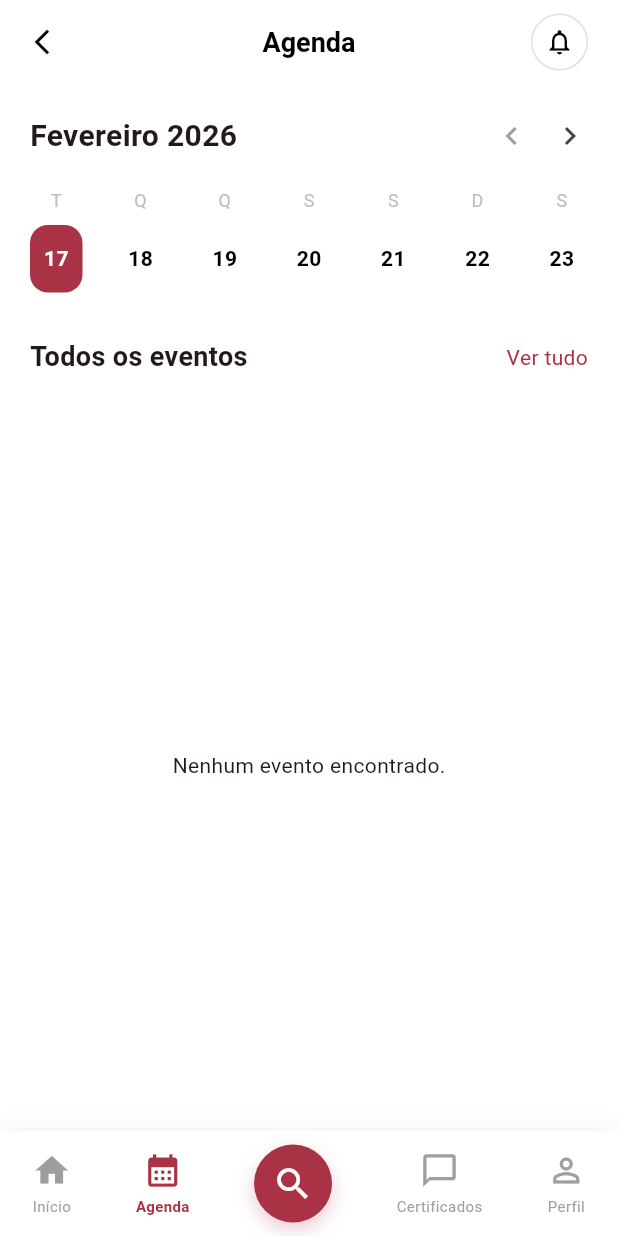
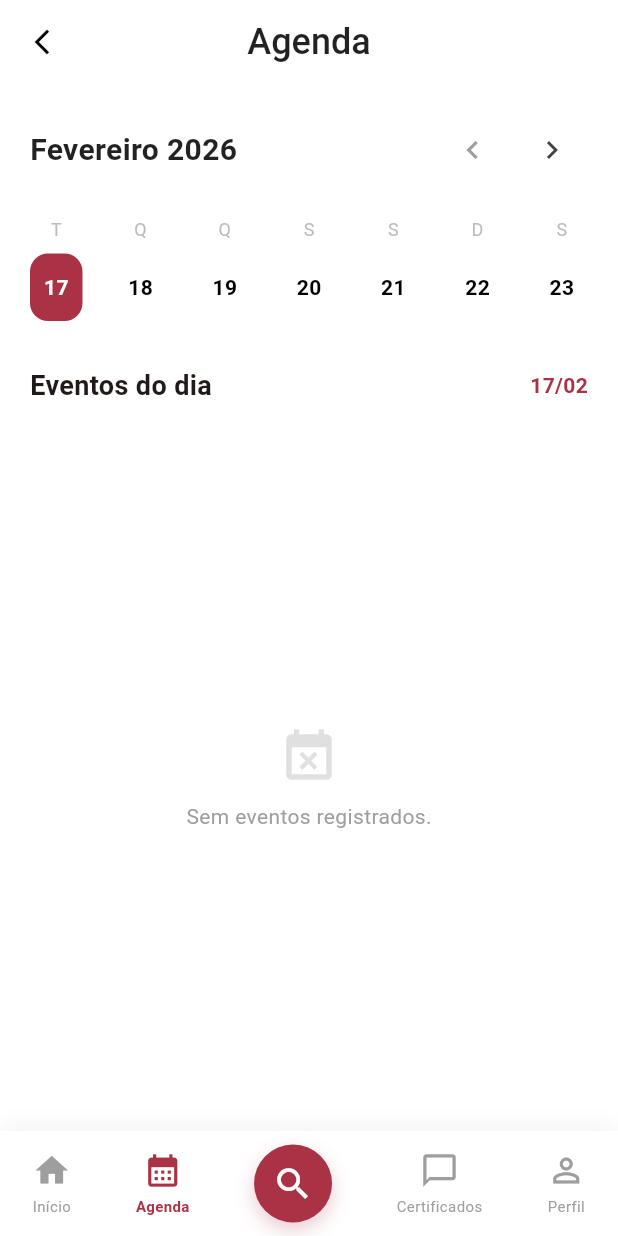
Before and after one commit to victoriacarvalho/secomp_app, a Flutter app: the screen it shows once a user with an empty profile is signed in, item 2 of the bottom bar chosen, on a phone screen of 412 x 824 dp. Run offline on Flutter 3.47's test engine with Material 3 defaults, Android fonts, the light colour scheme and no system bars; our stand-ins replace cloud_firestore, firebase_auth, firebase_core, image_picker; accounts and stored records are empty; Roboto replaces fonts that are missing (Times New Roman).

Commit message:
refactor AgendaScreen: add anti-stretch scroll, filtered event stream, and real-time UI updates

```diff
--- a/lib/screens/diary_screen.dart
+++ b/lib/screens/diary_screen.dart
@@ -1,7 +1,7 @@
 import 'package:flutter/material.dart';
 import 'package:intl/intl.dart';
+import 'package:intl/date_symbol_data_local.dart';
 import 'package:cloud_firestore/cloud_firestore.dart';
-import 'dart:io';
 import '../servicos/autenticacao_servico.dart';
 import 'event_detail_screen.dart';
 import 'home_screen.dart';
@@ -17,63 +17,57 @@ class _AgendaScreenState extends State<AgendaScreen> {
   final AutenticacaoServico _authService = AutenticacaoServico();
   final Color primaryColor = const Color(0xFFA93244);
 
-
-  late DateTime _dataHoje;
-  List<DateTime> _diasDaSemana = [];
-  int _diaSelecionadoIndex = 0;
+  // Controle de datas para a tira de dias
+  late DateTime _dataInicialSemana;
+  late DateTime _diaSelecionado;
 
   @override
   void initState() {
     super.initState();
-    _inicializarCalendario();
+    initializeDateFormatting('pt_BR', null);
+
+    DateTime hoje = DateTime.now();
+    _dataInicialSemana = hoje;
+    _diaSelecionado = hoje;
   }
 
-  void _inicializarCalendario() {
-    _dataHoje = DateTime.now();
-    _diasDaSemana = [];
-
-
-    for (int i = 0; i < 7; i++) {
-      _diasDaSemana.add(_dataHoje.add(Duration(days: i)));
+  // Navegação entre semanas
+  void _mudarSemana(int semanas) {
+    setState(() {
+      _dataInicialSemana = _dataInicialSemana.add(Duration(days: 7 * semanas));
+    });
   }
-  }
-
 
   String _capitalizar(String texto) {
     if (texto.isEmpty) return texto;
     return texto[0].toUpperCase() + texto.substring(1);
   }
 
+  bool _isSameDay(DateTime a, DateTime b) {
+    return a.year == b.year && a.month == b.month && a.day == b.day;
+  }
+
   @override
   Widget build(BuildContext context) {
-
-    String mesAnoAtual = DateFormat("MMMM yyyy", "pt_BR").format(_diasDaSemana[_diaSelecionadoIndex]);
+    String mesAnoAtual = DateFormat("MMMM yyyy", "pt_BR").format(_dataInicialSemana);
     mesAnoAtual = _capitalizar(mesAnoAtual);
 
     return Scaffold(
       backgroundColor: Colors.white,
+      bottomNavigationBar: const CustomBottomBar(activeIndex: 1),
       appBar: AppBar(
-        backgroundColor: Colors.transparent,
+        backgroundColor: Colors.white,
         elevation: 0,
         centerTitle: true,
         leading: IconButton(
           icon: const Icon(Icons.arrow_back_ios_new, size: 20, color: Colors.black),
-          onPressed: () {
-
-            Navigator.pushReplacement(context, MaterialPageRoute(builder: (context) => const HomeScreen()));
-          },
+          onPressed: () => Navigator.pushReplacement(context, MaterialPageRoute(builder: (context) => const HomeScreen())),
         ),
-        title: const Text("Agenda", style: TextStyle(fontWeight: FontWeight.bold, fontSize: 18, color: Colors.black)),
-        actions: [
-          Container(
-            margin: const EdgeInsets.only(right: 20),
-            padding: const EdgeInsets.all(8),
-            decoration: BoxDecoration(shape: BoxShape.circle, border: Border.all(color: Colors.grey.shade300)),
-            child: const Icon(Icons.notifications_none, size: 20, color: Colors.black),
-          )
-        ],
+        title: const Text(
+          "Agenda",
+          style: TextStyle(fontFamily: 'Times New Roman', fontWeight: FontWeight.w500, fontSize: 24, color: Colors.black87)
         ),
-      bottomNavigationBar: const CustomBottomBar(activeIndex: 1),
+      ),
 
       body: Padding(
         padding: const EdgeInsets.symmetric(horizontal: 20.0),
@@ -82,16 +76,16 @@ class _AgendaScreenState extends State<AgendaScreen> {
           children: [
             const SizedBox(height: 20),
 
-            // 1. CALENDÁRIO
+            // 1. Cabeçalho do Calendário e Controles
             Row(
               mainAxisAlignment: MainAxisAlignment.spaceBetween,
               children: [
-                Text(mesAnoAtual, style: const TextStyle(fontSize: 20, fontWeight: FontWeight.bold)),
+                Text(mesAnoAtual, style: const TextStyle(fontSize: 20, fontWeight: FontWeight.bold, color: Colors.black87)),
                 Row(
                   children: [
-                    const Icon(Icons.chevron_left, color: Colors.grey),
-                    const SizedBox(width: 15),
-                    Icon(Icons.chevron_right, color: Colors.grey[800]),
+                    IconButton(icon: const Icon(Icons.chevron_left, color: Colors.grey), onPressed: () => _mudarSemana(-1)),
+                    const SizedBox(width: 5),
+                    IconButton(icon: Icon(Icons.chevron_right, color: Colors.grey[800]), onPressed: () => _mudarSemana(1)),
                   ],
                 )
               ],
@@ -99,57 +93,55 @@ class _AgendaScreenState extends State<AgendaScreen> {
 
             const SizedBox(height: 20),
 
-            // 2. TIRA DE DIAS
+            // 2. Seletor Horizontal de Dias
             _buildDaysStrip(),
 
             const SizedBox(height: 30),
 
-            // 3. TÍTULO DA LISTA
+            // 3. Informações do Dia Selecionado
             Row(
               mainAxisAlignment: MainAxisAlignment.spaceBetween,
               children: [
-                const Text("Todos os eventos", style: TextStyle(fontSize: 18, fontWeight: FontWeight.bold)),
-                Text("Ver tudo", style: TextStyle(color: primaryColor, fontSize: 14)),
+                const Text("Eventos do dia", style: TextStyle(fontSize: 18, fontWeight: FontWeight.bold)),
+                Text(DateFormat('dd/MM').format(_diaSelecionado), style: TextStyle(color: primaryColor, fontSize: 14, fontWeight: FontWeight.bold)),
               ],
             ),
             const SizedBox(height: 15),
 
-            // 4. LISTA DE EVENTOS
+            // 4. Lista de Eventos Filtrada
             Expanded(
               child: StreamBuilder<QuerySnapshot>(
                 stream: _authService.getEventosStream(),
                 builder: (context, snapshot) {
+                  if (snapshot.connectionState == ConnectionState.waiting) return const Center(child: CircularProgressIndicator());
+                  if (snapshot.hasError) return const Center(child: Text("Erro ao carregar agenda"));
+                  if (!snapshot.hasData || snapshot.data!.docs.isEmpty) return _buildEmptyState("Sem eventos registrados.");
 
-                  if (snapshot.connectionState == ConnectionState.waiting) {
-                    return const Center(child: CircularProgressIndicator());
-                  }
+                  // Filtragem em tempo real pelo dia selecionado
+                  var eventosDoDia = snapshot.data!.docs.where((doc) {
+                    var dados = doc.data() as Map<String, dynamic>;
+                    if (dados['data'] is! Timestamp) return false;
+                    DateTime dataEvento = (dados['data'] as Timestamp).toDate();
+                    return _isSameDay(dataEvento, _diaSelecionado);
+                  }).toList();
 
+                  if (eventosDoDia.isEmpty) return _buildEmptyState("Nada agendado para este dia.");
 
-                  if (snapshot.hasError) {
-                    return const Center(child: Text("Erro ao carregar agenda"));
-                  }
-
-
-                  if (!snapshot.hasData || snapshot.data!.docs.isEmpty) {
-                    return const Center(child: Text("Nenhum evento encontrado."));
-                  }
-
-                  var docs = snapshot.data!.docs;
-
-                  return ListView.builder(
-                    itemCount: docs.length,
+                  // Remove esticamento visual da lista
+                  return ScrollConfiguration(
+                    behavior: ScrollConfiguration.of(context).copyWith(overscroll: false),
+                    child: ListView.builder(
+                      physics: const ClampingScrollPhysics(),
+                      itemCount: eventosDoDia.length,
                       itemBuilder: (context, index) {
-                      var doc = docs[index];
+                        var doc = eventosDoDia[index];
                         var dados = doc.data() as Map<String, dynamic>;
-
-
                         dados['id'] = doc.id;
-                      if (dados['data'] is Timestamp) {
                         dados['data'] = (dados['data'] as Timestamp).toDate();
-                      }
 
                         return _buildScheduleCard(dados);
                       },
+                    ),
                   );
                 },
               ),
@@ -161,22 +153,17 @@ class _AgendaScreenState extends State<AgendaScreen> {
   }
 
   Widget _buildDaysStrip() {
+    List<DateTime> diasVisiveis = List.generate(7, (index) => _dataInicialSemana.add(Duration(days: index)));
+
     return Row(
       mainAxisAlignment: MainAxisAlignment.spaceBetween,
-      children: List.generate(_diasDaSemana.length, (index) {
-        DateTime diaData = _diasDaSemana[index];
-        bool isSelected = index == _diaSelecionadoIndex;
-
+      children: diasVisiveis.map((diaData) {
+        bool isSelected = _isSameDay(diaData, _diaSelecionado);
         String nomeDia = DateFormat('E', 'pt_BR').format(diaData)[0].toUpperCase();
         String numeroDia = DateFormat('d').format(diaData);
 
         return GestureDetector(
-          onTap: () {
-            setState(() {
-              _diaSelecionadoIndex = index;
-
-            });
-          },
+          onTap: () => setState(() => _diaSelecionado = diaData),
           child: Column(
             children: [
               Text(nomeDia, style: TextStyle(color: Colors.grey[400], fontSize: 12)),
@@ -185,40 +172,19 @@ class _AgendaScreenState extends State<AgendaScreen> {
                 duration: const Duration(milliseconds: 300),
                 width: 35, height: 45,
                 alignment: Alignment.center,
-                decoration: BoxDecoration(
-                  color: isSelected ? primaryColor : Colors.transparent,
-                  borderRadius: BorderRadius.circular(12),
-                ),
-                child: Text(
-                    numeroDia,
-                    style: TextStyle(
-                        color: isSelected ? Colors.white : Colors.black,
-                        fontWeight: FontWeight.bold
-                    )
-                ),
+                decoration: BoxDecoration(color: isSelected ? primaryColor : Colors.transparent, borderRadius: BorderRadius.circular(12)),
+                child: Text(numeroDia, style: TextStyle(color: isSelected ? Colors.white : Colors.black, fontWeight: FontWeight.bold)),
               )
             ],
           ),
         );
-      }),
+      }).toList(),
     );
   }
 
   Widget _buildScheduleCard(Map<String, dynamic> event) {
-    String imageUrl = event['imageUrl'] ?? "";
-    ImageProvider imagemBg;
-
-
-    if (imageUrl.startsWith('http')) {
-      imagemBg = NetworkImage(imageUrl);
-    } else if (imageUrl.isNotEmpty) {
-      imagemBg = FileImage(File(imageUrl));
-    } else {
-      imagemBg = const AssetImage('assets/images/event_placeholder.jpg');
-    }
-
-    DateTime? data = event['data'] as DateTime?;
-    String dateStr = data != null ? DateFormat("dd MMMM yyyy", "pt_BR").format(data) : "Data a definir";
+    DateTime data = event['data'] as DateTime;
+    String horaStr = DateFormat("HH:mm").format(data);
 
     return GestureDetector(
       onTap: () => Navigator.push(context, MaterialPageRoute(builder: (_) => EventDetailScreen(eventData: event))),
@@ -233,9 +199,12 @@ class _AgendaScreenState extends State<AgendaScreen> {
         ),
         child: Row(
           children: [
-            ClipRRect(
+            SizedBox(
+              width: 70, height: 70,
+              child: ClipRRect(
                 borderRadius: BorderRadius.circular(14),
-              child: Image(image: imagemBg, width: 70, height: 70, fit: BoxFit.cover),
+                child: EventImage(imageUrl: event['imageUrl'], fit: BoxFit.cover),
+              ),
             ),
             const SizedBox(width: 15),
             Expanded(
@@ -244,21 +213,24 @@ class _AgendaScreenState extends State<AgendaScreen> {
                 children: [
                   Row(
                     children: [
-                      Icon(Icons.calendar_today, size: 12, color: Colors.grey[400]),
+                      Icon(Icons.access_time, size: 12, color: Colors.grey[400]),
                       const SizedBox(width: 5),
-                      Text(dateStr, style: TextStyle(fontSize: 11, color: Colors.grey[400])),
+                      Text(horaStr, style: TextStyle(fontSize: 11, color: Colors.grey[400])),
                     ],
                   ),
                   const SizedBox(height: 4),
-                  Text(event['titulo'] ?? "Sem título", style: const TextStyle(fontWeight: FontWeight.bold, fontSize: 16)),
+                  Text(event['titulo'] ?? "Sem título", style: const TextStyle(fontWeight: FontWeight.bold, fontSize: 16), maxLines: 1, overflow: TextOverflow.ellipsis),
                   const SizedBox(height: 4),
                   Row(
                     children: [
                       Icon(Icons.location_on_outlined, size: 14, color: Colors.grey[400]),
                       const SizedBox(width: 4),
-                      Text(
+                      Expanded(
+                        child: Text(
                           event['isOnline'] == true ? "Online" : (event['local'] ?? "Local a definir"),
-                          style: TextStyle(fontSize: 12, color: Colors.grey[400])
+                          style: TextStyle(fontSize: 12, color: Colors.grey[400]),
+                          overflow: TextOverflow.ellipsis,
+                        ),
                       ),
                     ],
                   )
@@ -271,4 +243,17 @@ class _AgendaScreenState extends State<AgendaScreen> {
       ),
     );
   }
+
+  Widget _buildEmptyState(String msg) {
+    return Center(
+      child: Column(
+        mainAxisAlignment: MainAxisAlignment.center,
+        children: [
+          Icon(Icons.event_busy, size: 40, color: Colors.grey[300]),
+          const SizedBox(height: 10),
+          Text(msg, style: TextStyle(color: Colors.grey[500])),
+        ],
+      ),
+    );
   }
+}
```
Lines whose indentation alone changed are shown as unchanged.
